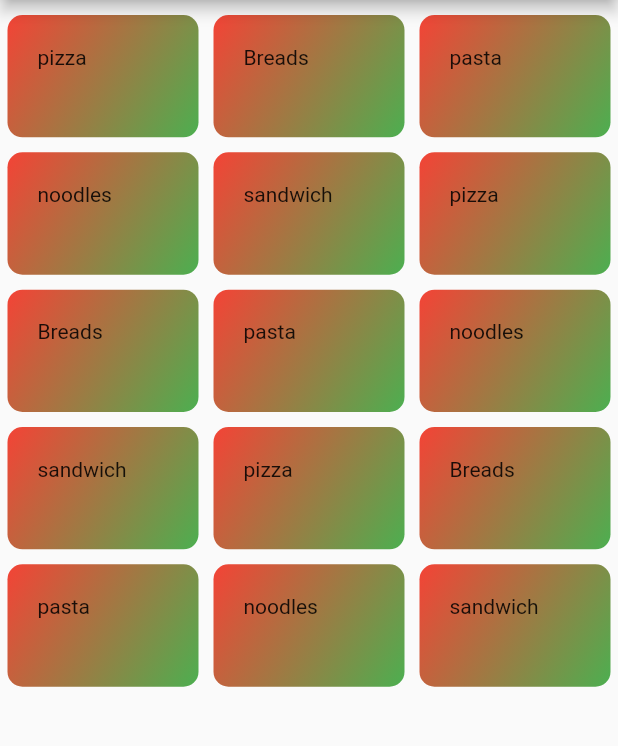
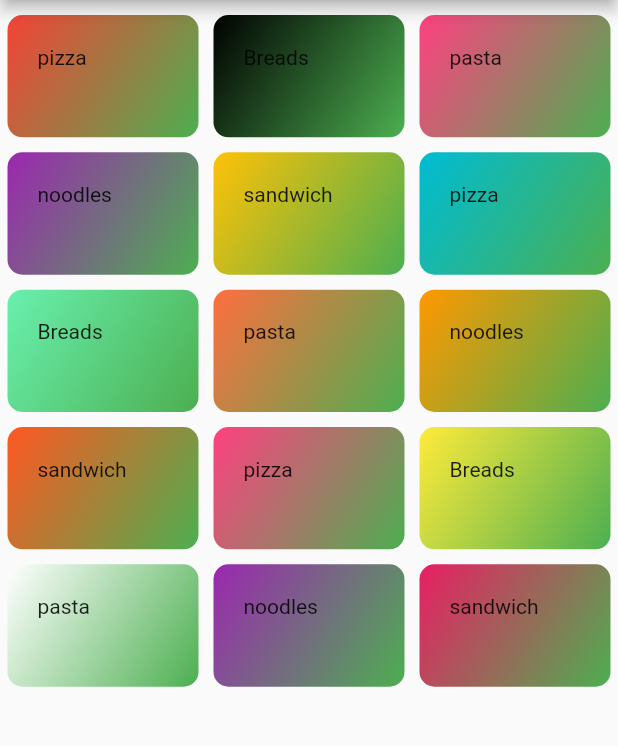
Before and after one commit to dihsarjr/Food_App, a Flutter app: the screen it shows after launch, on a phone screen of 412 x 824 dp, the part 84-830 px from its top. Run offline on Flutter 3.47's test engine with Material 2 defaults, Android fonts, the phone set to English and light mode, and no system bars.

```diff
--- /dev/null
+++ b/lib/details_page.dart
@@ -0,0 +1,12 @@
+import 'package:flutter/material.dart';
+
+class DetailsPage extends StatelessWidget {
+  @override
+  Widget build(BuildContext context) {
+    return Scaffold(
+        body: Container(
+      height: 500,
+      color: Colors.black,
+    ));
+  }
+}
--- a/lib/dummy_data.dart
+++ b/lib/dummy_data.dart
@@ -10,71 +10,71 @@ const DUMMY_DATA = const [
   Category(
     id: 'a2',
     categoryName: 'Breads',
-    color: Colors.red,
+    color: Colors.black,
   ),
   Category(
     id: 'a3',
     categoryName: 'pasta',
-    color: Colors.red,
+    color: Colors.pinkAccent,
   ),
   Category(
     id: 'a4',
     categoryName: 'noodles',
-    color: Colors.red,
+    color: Colors.purple,
   ),
   Category(
     id: 'a5',
     categoryName: 'sandwich',
-    color: Colors.red,
+    color: Colors.amber,
   ),
   Category(
     id: 'a1',
     categoryName: 'pizza',
-    color: Colors.red,
+    color: Colors.cyan,
   ),
   Category(
     id: 'a2',
     categoryName: 'Breads',
-    color: Colors.red,
+    color: Colors.greenAccent,
   ),
   Category(
     id: 'a3',
     categoryName: 'pasta',
-    color: Colors.red,
+    color: Colors.deepOrangeAccent,
   ),
   Category(
     id: 'a4',
     categoryName: 'noodles',
-    color: Colors.red,
+    color: Colors.orange,
   ),
   Category(
     id: 'a5',
     categoryName: 'sandwich',
-    color: Colors.red,
+    color: Colors.deepOrange,
   ),
   Category(
     id: 'a1',
     categoryName: 'pizza',
-    color: Colors.red,
+    color: Colors.pinkAccent,
   ),
   Category(
     id: 'a2',
     categoryName: 'Breads',
-    color: Colors.red,
+    color: Colors.yellow,
   ),
   Category(
     id: 'a3',
     categoryName: 'pasta',
-    color: Colors.red,
+    color: Colors.white,
   ),
   Category(
     id: 'a4',
     categoryName: 'noodles',
-    color: Colors.red,
+    color: Colors.purple,
   ),
   Category(
     id: 'a5',
     categoryName: 'sandwich',
-    color: Colors.red,
+    color: Colors.pink,
   ),
 ];
--- a/lib/main.dart
+++ b/lib/main.dart
@@ -1,4 +1,5 @@
 import 'package:flutter/material.dart';
+import 'package:food/details_page.dart';
 import 'package:food/dummy_data.dart';
 import 'package:food/widgets/category_items.dart';
 
@@ -57,14 +58,20 @@ class _MyHomePageState extends State<MyHomePage> {
         appBar: AppBar(
           title: Text(widget.title),
         ),
-        body: GridView(
-            children: DUMMY_DATA
-                .map((categoryData) =>
-                    CategoryItem(categoryData.categoryName, categoryData.color))
-                .toList(),
-            gridDelegate: SliverGridDelegateWithMaxCrossAxisExtent(
-              maxCrossAxisExtent: 200,
-              childAspectRatio: 3 / 2,
-            )));
+        body: GestureDetector(
+          onTap: () {
+            Navigator.push(context,
+                MaterialPageRoute(builder: (context) => DetailsPage()));
+          },
+          child: GridView(
+              children: DUMMY_DATA
+                  .map((categoryData) => CategoryItem(
+                      categoryData.categoryName, categoryData.color))
+                  .toList(),
+              gridDelegate: SliverGridDelegateWithMaxCrossAxisExtent(
+                maxCrossAxisExtent: 200,
+                childAspectRatio: 3 / 2,
+              )),
+        ));
   }
 }
```
